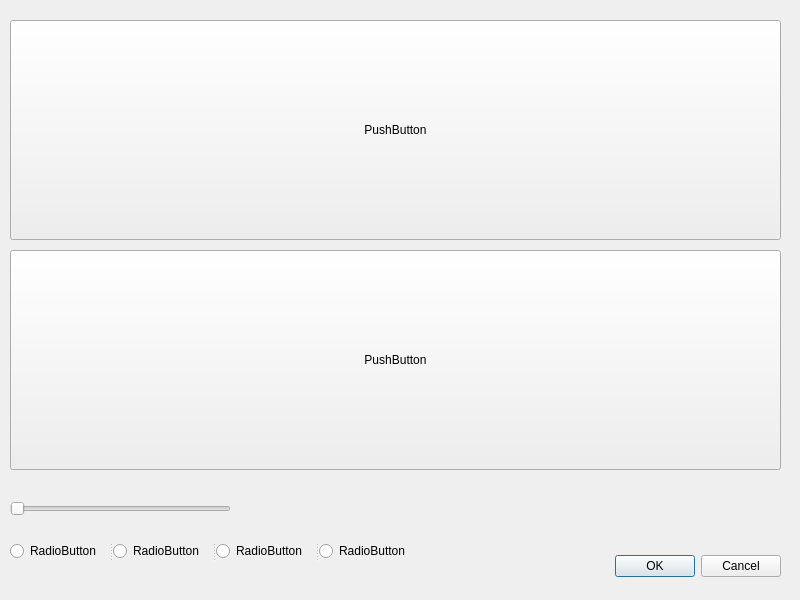
Old version of the form dittorier/src/gui/template/Dittorier.ui in the repository jresendiz27/Dittorier.
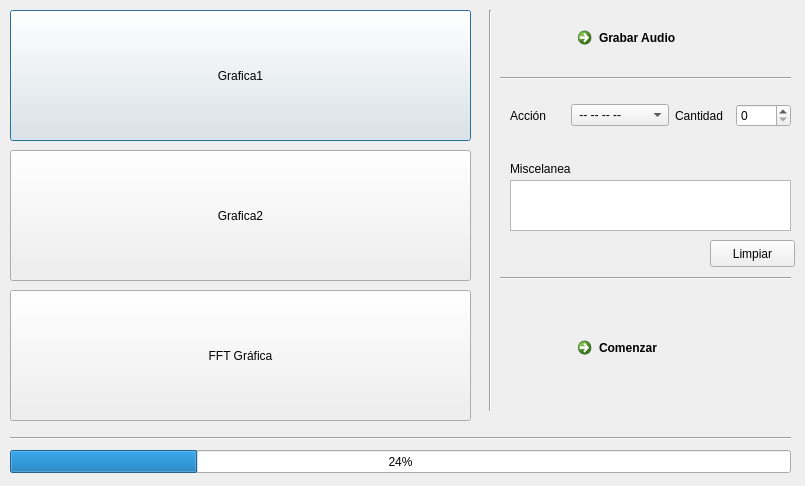
New version of the form.

Patch:
```diff
--- a/dittorier/src/gui/template/Dittorier.ui
+++ b/dittorier/src/gui/template/Dittorier.ui
@@ -6,100 +6,231 @@
    <rect>
     <x>0</x>
     <y>0</y>
-    <width>800</width>
-    <height>600</height>
+    <width>805</width>
+    <height>486</height>
    </rect>
   </property>
   <property name="windowTitle">
    <string>Dialog</string>
   </property>
-  <widget class="QDialogButtonBox" name="buttonBox">
-   <property name="geometry">
-    <rect>
-     <x>440</x>
-     <y>550</y>
-     <width>341</width>
-     <height>32</height>
-    </rect>
-   </property>
-   <property name="orientation">
-    <enum>Qt::Horizontal</enum>
-   </property>
-   <property name="standardButtons">
-    <set>QDialogButtonBox::Cancel|QDialogButtonBox::Ok</set>
-   </property>
-  </widget>
   <widget class="QPushButton" name="pushButton">
    <property name="geometry">
     <rect>
      <x>10</x>
-     <y>20</y>
-     <width>771</width>
-     <height>220</height>
+     <y>10</y>
+     <width>461</width>
+     <height>131</height>
     </rect>
    </property>
    <property name="text">
-    <string>PushButton</string>
+    <string>Grafica1</string>
    </property>
   </widget>
   <widget class="QPushButton" name="pushButton_2">
    <property name="geometry">
     <rect>
      <x>10</x>
-     <y>250</y>
-     <width>771</width>
-     <height>220</height>
+     <y>150</y>
+     <width>461</width>
+     <height>131</height>
     </rect>
    </property>
    <property name="text">
-    <string>PushButton</string>
+    <string>Grafica2</string>
    </property>
   </widget>
-  <widget class="QSlider" name="horizontalSlider">
+  <widget class="QPushButton" name="pushButton_3">
    <property name="geometry">
     <rect>
      <x>10</x>
-     <y>500</y>
-     <width>221</width>
-     <height>18</height>
+     <y>290</y>
+     <width>461</width>
+     <height>131</height>
     </rect>
    </property>
+   <property name="text">
+    <string>FFT Gráfica</string>
+   </property>
+  </widget>
+  <widget class="QCommandLinkButton" name="commandLinkButton">
+   <property name="geometry">
+    <rect>
+     <x>570</x>
+     <y>20</y>
+     <width>171</width>
+     <height>41</height>
+    </rect>
+   </property>
+   <property name="text">
+    <string>Grabar Audio</string>
+   </property>
+  </widget>
+  <widget class="Line" name="line">
+   <property name="geometry">
+    <rect>
+     <x>480</x>
+     <y>10</y>
+     <width>20</width>
+     <height>401</height>
+    </rect>
+   </property>
    <property name="orientation">
+    <enum>Qt::Vertical</enum>
+   </property>
+  </widget>
+  <widget class="Line" name="line_2">
+   <property name="geometry">
+    <rect>
+     <x>10</x>
+     <y>430</y>
+     <width>781</width>
+     <height>16</height>
+    </rect>
+   </property>
+   <property name="orientation">
     <enum>Qt::Horizontal</enum>
    </property>
   </widget>
-  <widget class="QSplitter" name="splitter">
+  <widget class="QPlainTextEdit" name="plainTextEdit">
    <property name="geometry">
     <rect>
+     <x>510</x>
+     <y>180</y>
+     <width>281</width>
+     <height>51</height>
+    </rect>
+   </property>
+  </widget>
+  <widget class="QLabel" name="label_3">
+   <property name="geometry">
+    <rect>
+     <x>510</x>
+     <y>160</y>
+     <width>71</width>
+     <height>17</height>
+    </rect>
+   </property>
+   <property name="text">
+    <string>Miscelanea</string>
+   </property>
+  </widget>
+  <widget class="QCommandLinkButton" name="commandLinkButton_2">
+   <property name="geometry">
+    <rect>
+     <x>570</x>
+     <y>330</y>
+     <width>171</width>
+     <height>41</height>
+    </rect>
+   </property>
+   <property name="text">
+    <string>Comenzar</string>
+   </property>
+  </widget>
+  <widget class="QPushButton" name="pushButton_4">
+   <property name="geometry">
+    <rect>
+     <x>710</x>
+     <y>240</y>
+     <width>85</width>
+     <height>27</height>
+    </rect>
+   </property>
+   <property name="text">
+    <string>Limpiar</string>
+   </property>
+  </widget>
+  <widget class="QProgressBar" name="progressBar">
+   <property name="geometry">
+    <rect>
      <x>10</x>
-     <y>540</y>
-     <width>408</width>
-     <height>22</height>
+     <y>450</y>
+     <width>781</width>
+     <height>23</height>
     </rect>
    </property>
+   <property name="value">
+    <number>24</number>
+   </property>
+  </widget>
+  <widget class="Line" name="line_3">
+   <property name="geometry">
+    <rect>
+     <x>500</x>
+     <y>70</y>
+     <width>291</width>
+     <height>16</height>
+    </rect>
+   </property>
    <property name="orientation">
     <enum>Qt::Horizontal</enum>
    </property>
-   <widget class="QRadioButton" name="radioButton">
-    <property name="text">
-     <string>RadioButton</string>
-    </property>
-   </widget>
-   <widget class="QRadioButton" name="radioButton_2">
-    <property name="text">
-     <string>RadioButton</string>
-    </property>
-   </widget>
-   <widget class="QRadioButton" name="radioButton_3">
-    <property name="text">
-     <string>RadioButton</string>
-    </property>
-   </widget>
-   <widget class="QRadioButton" name="radioButton_4">
-    <property name="text">
-     <string>RadioButton</string>
-    </property>
-   </widget>
+  </widget>
+  <widget class="Line" name="line_4">
+   <property name="geometry">
+    <rect>
+     <x>500</x>
+     <y>270</y>
+     <width>291</width>
+     <height>16</height>
+    </rect>
+   </property>
+   <property name="orientation">
+    <enum>Qt::Horizontal</enum>
+   </property>
+  </widget>
+  <widget class="QWidget" name="">
+   <property name="geometry">
+    <rect>
+     <x>510</x>
+     <y>90</y>
+     <width>281</width>
+     <height>51</height>
+    </rect>
+   </property>
+   <layout class="QHBoxLayout" name="horizontalLayout">
+    <item>
+     <widget class="QLabel" name="label_2">
+      <property name="text">
+       <string>Acción</string>
+      </property>
+     </widget>
+    </item>
+    <item>
+     <widget class="QComboBox" name="comboBox">
+      <item>
+       <property name="text">
+        <string> -- -- -- -- </string>
+       </property>
+      </item>
+      <item>
+       <property name="text">
+        <string>Compresión</string>
+       </property>
+      </item>
+      <item>
+       <property name="text">
+        <string>Convolución</string>
+       </property>
+      </item>
+      <item>
+       <property name="text">
+        <string>Reflejar</string>
+       </property>
+      </item>
+     </widget>
+    </item>
+    <item>
+     <widget class="QLabel" name="label">
+      <property name="text">
+       <string>Cantidad</string>
+      </property>
+     </widget>
+    </item>
+    <item>
+     <widget class="QSpinBox" name="spinBox"/>
+    </item>
+   </layout>
   </widget>
  </widget>
  <resources/>
```
Left out of the diff: 35 changed lines with no effect on the pictures.
